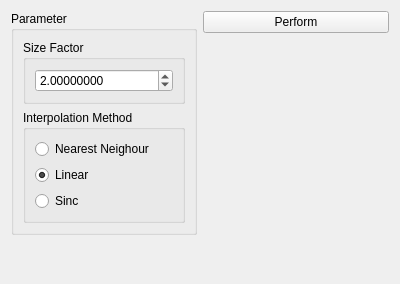
First picture: the form in source/modules/resize/ResizeWidget.ui, repository josefkoller/ambient_image_processor, before the edit.
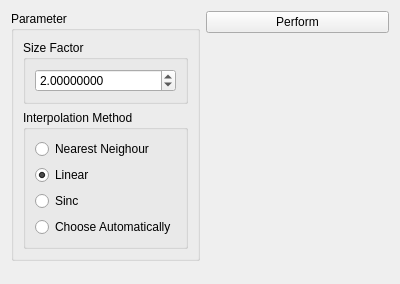
Second picture: the form after the edit.

Commit message: auto resize using opencv

```diff
--- a/source/modules/resize/ResizeWidget.ui
+++ b/source/modules/resize/ResizeWidget.ui
@@ -96,6 +96,13 @@
            </property>
           </widget>
          </item>
+         <item>
+          <widget class="QRadioButton" name="interpolate_auto">
+           <property name="text">
+            <string>Choose Automatically</string>
+           </property>
+          </widget>
+         </item>
         </layout>
        </widget>
       </item>
```
The commit also changes 3 other files.
